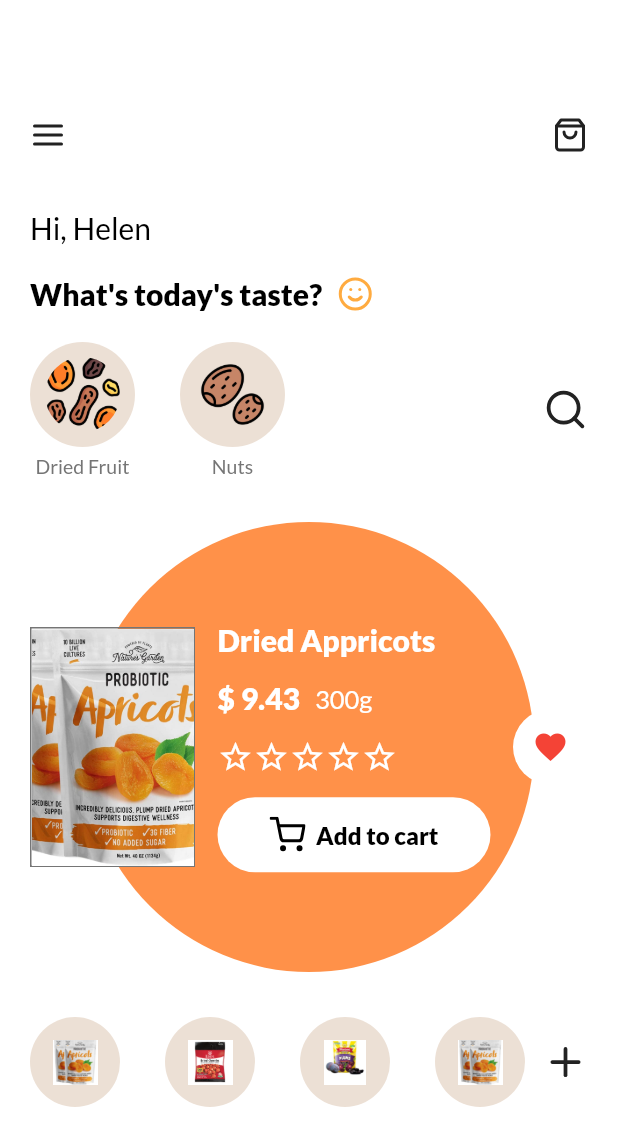
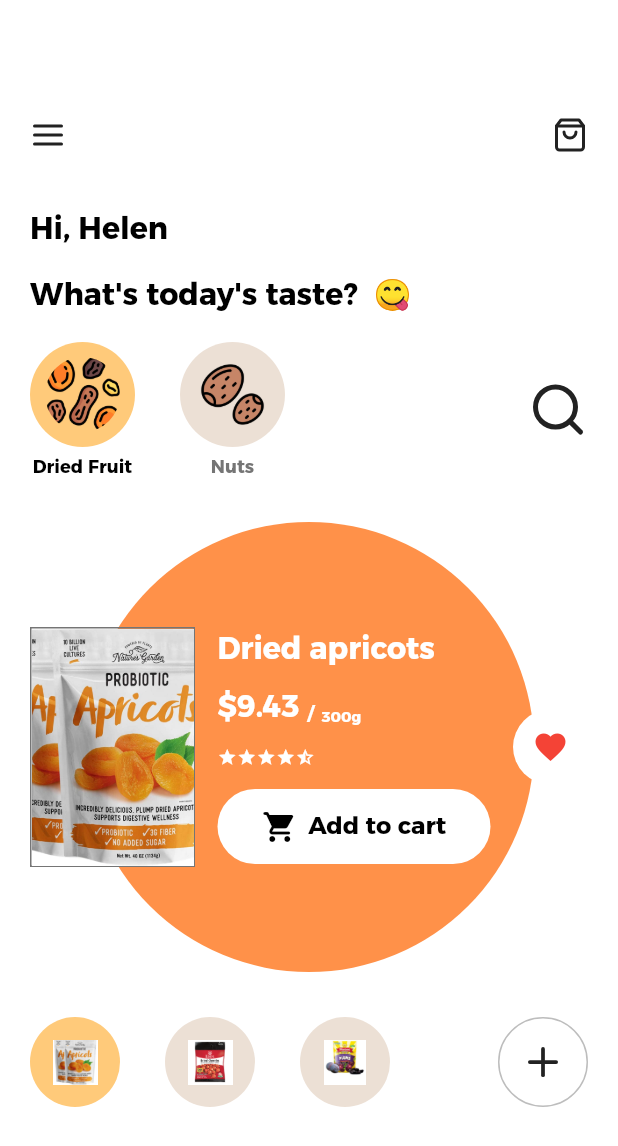
Before and after one commit to SubratDevop/Assignment-SearchingYard, a Flutter app: the screen it shows after launch, on a phone screen of 412 x 824 dp. Shown: the top 1146 px of the screen. Run offline on Flutter 3.47's test engine with Material 2 defaults, Android fonts, the light colour scheme and no system bars; our stand-ins replace flutter_feather_icons, google_fonts.

Commit message:
HomeScreen Completed

```diff
--- a/lib/Models/itemModel.dart
+++ b/lib/Models/itemModel.dart
@@ -2,15 +2,20 @@ class Item {
   String? itemName;
   String? itemImage;
   bool? isItemSelected;
-  Item({this.itemName, this.itemImage,this.isItemSelected});
+  Item({this.itemName, this.itemImage, this.isItemSelected});
 }
 
-
 List<Item> itemList = [
-  Item(itemName: "Dried_appricots",itemImage: "Assets/images/Dried_appricots.jpg",isItemSelected: false),
-  Item(itemName: "Dried_cherry",itemImage: "Assets/images/Dried_cherry.jpg",isItemSelected: false),
-  Item(itemName: "Dried_plums",itemImage: "Assets/images/Dried_plums.jpg",isItemSelected: false),
-  Item(itemName: "Dried_appricots",itemImage: "Assets/images/Dried_appricots.jpg",isItemSelected: false),
-  Item(itemName: "Dried_cherry",itemImage: "Assets/images/Dried_cherry.jpg",isItemSelected: false),
-  Item(itemName: "Dried_plums",itemImage: "Assets/images/Dried_plums.jpg",isItemSelected: false),
+  Item(
+      itemName: "Dried_appricots",
+      itemImage: "Assets/images/Dried_appricots.jpg",
+      isItemSelected: false),
+  Item(
+      itemName: "Dried_cherry",
+      itemImage: "Assets/images/Dried_cherry.jpg",
+      isItemSelected: false),
+  Item(
+      itemName: "Dried_plums",
+      itemImage: "Assets/images/Dried_plums.jpg",
+      isItemSelected: false),
 ];
--- a/lib/Screens/HomeScreen/components/Categories.dart
+++ b/lib/Screens/HomeScreen/components/Categories.dart
@@ -14,6 +14,18 @@ class CategorySection extends StatefulWidget {
 }
 
 class _CategorySectionState extends State<CategorySection> {
+
+  initializedData() {
+    CategoryList[0].isItemSelected = true;
+  }
+
+  @override
+  void initState() {
+    // TODO: implement initState
+    super.initState();
+    initializedData();
+  }
+
   @override
   Widget build(BuildContext context) {
     return Container(
@@ -61,9 +73,9 @@ class _CategorySectionState extends State<CategorySection> {
                                 ),
                                 Positioned(
                                   bottom: 10,
-                                  top:    10,
-                                  right:  10,
-                                  left:   10,
+                                  top: 10,
+                                  right: 10,
+                                  left: 10,
                                   child: ClipOval(
                                     child: Container(
                                       // height: 40,
@@ -88,7 +100,7 @@ class _CategorySectionState extends State<CategorySection> {
                                   text: CategoryList[index]
                                       .Categoryname
                                       .toString(),
-                                  textSize: 13,
+                                  textSize: 12,
                                   textColor:
                                       CategoryList[index].isItemSelected ==
                                               false
@@ -113,7 +125,7 @@ class _CategorySectionState extends State<CategorySection> {
             padding: EdgeInsets.only(left: 10.0),
             child: Icon(
               FeatherIcons.search,
-              size: 30,
+              size: 40,
             ),
           ),
         ],
--- a/lib/Screens/HomeScreen/components/ItemDetailsCircle.dart
+++ b/lib/Screens/HomeScreen/components/ItemDetailsCircle.dart
@@ -45,52 +45,67 @@ Widget ItemDetailsCircle() {
                     mainAxisAlignment: MainAxisAlignment.center,
                     crossAxisAlignment: CrossAxisAlignment.start,
                     children: [
-                      CustomeTittleText(text: "Dried Appricots",textColor:Colors.white) ,
-
-                       const SizedBox(
+                      CustomeTittleText(
+                          text: "Dried apricots", textColor: Colors.white),
+                      const SizedBox(
                         height: 15,
                       ),
                       Row(
                         mainAxisAlignment: MainAxisAlignment.start,
-                        children:  [
-                           CustomeTittleText(
-                            text: "\$ 9.43",
+                        crossAxisAlignment: CrossAxisAlignment.end,
+                        children: [
+                          CustomeTittleText(
+                            text: "\$9.43 ",
                             textColor: Colors.white,
+                          ),
 
+                          // const  SizedBox(width: 5,),
+                          CustomSubTittle(
+                            text: "/",
+                            textColor: Colors.white,
+                            textSize: 12,
                           ),
-                        const  SizedBox(width: 10,),
+                          const SizedBox(
+                            width: 5,
+                          ),
+
                           CustomSubTittle(
                             text: "300g",
                             textColor: Colors.white,
-
+                            textSize: 10,
                           ),
                         ],
                       ),
-                       const SizedBox(
+                      const SizedBox(
                         height: 15,
                       ),
                       Row(
                         mainAxisAlignment: MainAxisAlignment.start,
                         children: const [
                           Icon(
-                            Icons.star_border_outlined,
+                            Icons.star,
                             color: Colors.white,
+                            size: 13,
                           ),
                           Icon(
-                            Icons.star_border_outlined,
+                            Icons.star,
                             color: Colors.white,
+                            size: 13,
                           ),
                           Icon(
-                            Icons.star_border_outlined,
+                            Icons.star,
                             color: Colors.white,
+                            size: 13,
                           ),
                           Icon(
-                            Icons.star_border_outlined,
+                            Icons.star,
                             color: Colors.white,
+                            size: 13,
                           ),
                           Icon(
-                            Icons.star_border_outlined,
+                            Icons.star_half,
                             color: Colors.white,
+                            size: 13,
                           ),
                         ],
                       ),
@@ -99,16 +114,16 @@ Widget ItemDetailsCircle() {
                       ),
                       Container(
                         height: 50,
-
-                        decoration: BoxDecoration(color: Colors.white,
-                        borderRadius: BorderRadius.circular(30) ),
+                        decoration: BoxDecoration(
+                            color: Colors.white,
+                            borderRadius: BorderRadius.circular(30)),
                         child: Padding(
                           padding: const EdgeInsets.all(10.0),
                           child: Row(
                             mainAxisAlignment: MainAxisAlignment.center,
                             children: [
                               const Icon(
-                                FeatherIcons.shoppingCart,
+                                Icons.shopping_cart_rounded,
                                 color: Colors.black,
                               ),
                               const SizedBox(
--- a/lib/Screens/HomeScreen/components/Items.dart
+++ b/lib/Screens/HomeScreen/components/Items.dart
@@ -15,6 +15,17 @@ class Items extends StatefulWidget {
 }
 
 class _ItemsState extends State<Items> {
+  initializedData() {
+    itemList[0].isItemSelected = true;
+  }
+
+  @override
+  void initState() {
+    // TODO: implement initState
+    super.initState();
+    initializedData();
+  }
+
   @override
   Widget build(BuildContext context) {
     return Container(
@@ -63,18 +74,13 @@ class _ItemsState extends State<Items> {
                                 ),
                                 Positioned(
                                   bottom: 15,
-                                  top:    15,
-                                  left:   15,
-                                  right:  15,
-                                  child:
-
-                                   Image.asset(
-
-                                      itemList[index].itemImage.toString(),
-                                      fit: BoxFit.fitHeight,
-
-                                    ),
-
+                                  top: 15,
+                                  left: 15,
+                                  right: 15,
+                                  child: Image.asset(
+                                    itemList[index].itemImage.toString(),
+                                    fit: BoxFit.fitHeight,
+                                  ),
                                 ),
                               ],
                             ),
@@ -90,8 +96,14 @@ class _ItemsState extends State<Items> {
               },
             ),
           ),
-          const Padding(
-            padding: EdgeInsets.only(left: 10.0),
+          Container(
+            height: 60,
+            width: 60,
+            decoration: BoxDecoration(
+
+                border: Border.all(color: Colors.grey.shade400),
+                borderRadius: BorderRadius.circular(30)
+                ),
             child: Icon(
               FeatherIcons.plus,
               size: 30,
--- a/lib/Screens/HomeScreen/components/userName.dart
+++ b/lib/Screens/HomeScreen/components/userName.dart
@@ -15,17 +15,9 @@ Widget userName() {
       const SizedBox(
         height: 20,
       ),
-      Row(
-        children: [
-          CustomeTittleText(text: "What's today's taste?"),
-          const SizedBox(
-            width: 10,
-          ),
-          const Icon(
-            FeatherIcons.smile,
-            color: Colors.orangeAccent,
-          ),
-        ],
+      CustomeTittleText(text: "What's today's taste?  😋"),
+      const SizedBox(
+        width: 10,
       )
     ],
   );
--- a/lib/widget/CustomSubTittle.dart
+++ b/lib/widget/CustomSubTittle.dart
@@ -1,17 +1,23 @@
 import 'package:flutter/material.dart';
 import 'package:google_fonts/google_fonts.dart';
 
-class  CustomSubTittle extends StatelessWidget {
+class CustomSubTittle extends StatelessWidget {
   String text;
   double? textSize;
   Color? textColor;
 
-  CustomSubTittle({Key? key, required this.text, this.textSize,this.textColor}) : super(key: key);
+  CustomSubTittle({Key? key, required this.text, this.textSize, this.textColor})
+      : super(key: key);
 
   @override
   Widget build(BuildContext context) {
-    return Text(text,
-    style: GoogleFonts.lato(fontSize:textSize ?? 17.0,fontWeight: FontWeight.normal,color:textColor ?? Colors.black),
+    return Text(
+      text,
+      style: TextStyle(
+          fontFamily: "Alexandria",
+          fontSize: textSize ?? 17.0,
+          fontWeight: FontWeight.normal,
+          color: textColor ?? Colors.black),
     );
   }
 }
--- a/lib/widget/CustomeTittleText.dart
+++ b/lib/widget/CustomeTittleText.dart
@@ -10,7 +10,9 @@ class  CustomeTittleText extends StatelessWidget {
   @override
   Widget build(BuildContext context) {
     return Text(text,
-    style: GoogleFonts.lato(fontSize:textSize ?? 20.0,fontWeight: FontWeight.w800,color:textColor ?? Colors.black),
+    style: TextStyle(
+      fontFamily: "Alexandria",
+      fontSize:textSize ?? 20.0,fontWeight: FontWeight.w700,color:textColor ?? Colors.black),
     );
   }
 }
```
Also changed, not shown: pubspec.yaml (+14 -11 lines), fonts/Alexandria-Bold.ttf (added), fonts/Alexandria-Light.ttf (added), fonts/Alexandria-Medium.ttf (added), fonts/Alexandria-Regular.ttf (added), fonts/Alexandria-SemiBold.ttf (added), pubspec.lock.
